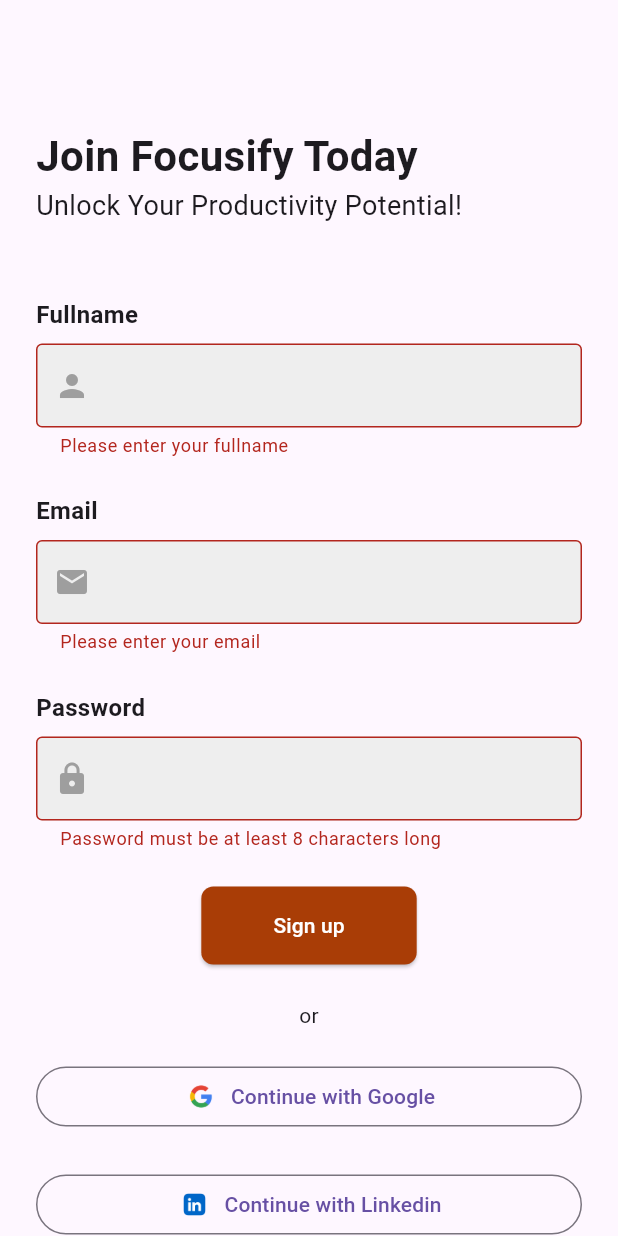
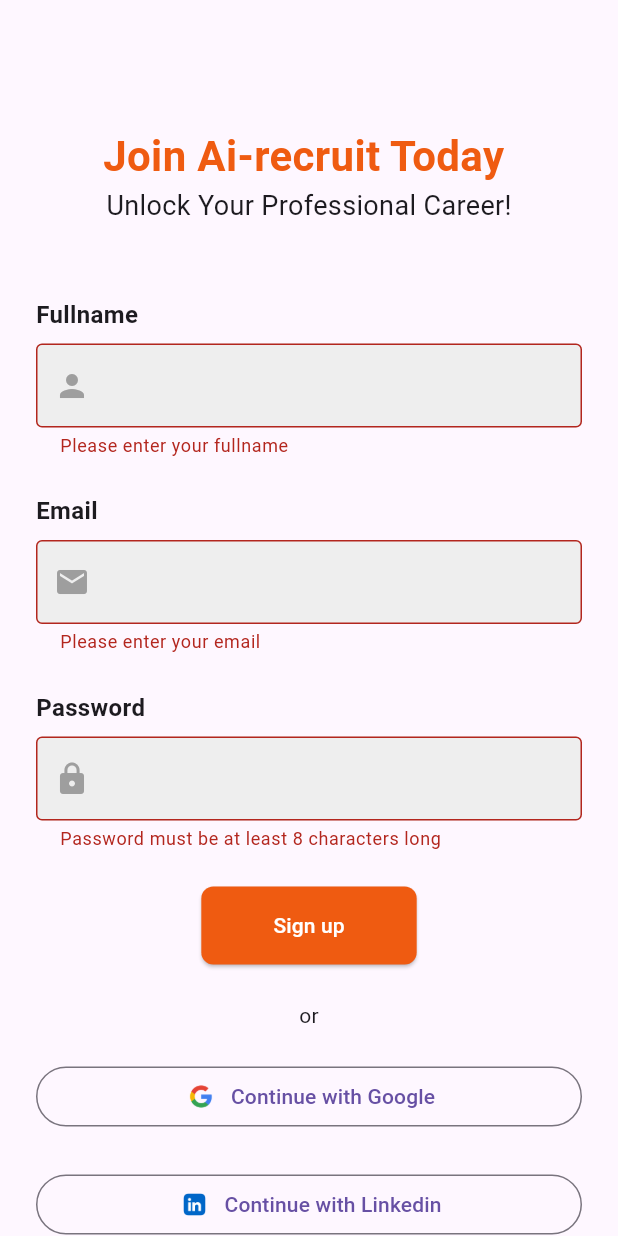
Before and after one commit to aiRecruit-Mvp/aiRecruit-Application, a Flutter app: the screen it shows after launch, after a tap on "Sign up", on a phone screen of 412 x 824 dp. Run offline on Flutter 3.47's test engine with Material 3 defaults, Android fonts, the phone set to English and light mode, and no system bars; our stand-ins replace get; accounts and stored records are empty.

Commit message:
validate adress email

```diff
--- a/lib/screens/signup_screen.dart
+++ b/lib/screens/signup_screen.dart
@@ -38,14 +38,21 @@ class _SignUpState extends State<SignUp> {
             crossAxisAlignment: CrossAxisAlignment.start,
             children: [
               SizedBox(height: 60),
-              Text(
-                'Join Focusify Today ',
-                style: TextStyle(fontSize: 28, fontWeight: FontWeight.bold),
-              ),
-              Text(
-                'Unlock Your Productivity Potential!',
-                style: TextStyle(fontSize: 18, fontWeight: FontWeight.normal),
-              ),
+             Center(
+              child: Column(
+                mainAxisAlignment: MainAxisAlignment.center,
+                children: <Widget>[
+                Text(
+                'Join Ai-recruit Today ',
+                 style: TextStyle(fontSize: 28, fontWeight: FontWeight.bold, color: GlobalColors.primaryColor),
+                ),
+                Text(
+                 'Unlock Your Professional Career!',
+                  style: TextStyle(fontSize: 18, fontWeight: FontWeight.normal),
+                 ),
+                 ],
+                ),
+               ),
               SizedBox(height: 48),
               Form(
                 key: _formKey,
@@ -55,6 +62,7 @@ class _SignUpState extends State<SignUp> {
                      Text(
                       'Fullname',
                       style: TextStyle(fontSize: 16, fontWeight: FontWeight.bold),
+
                     ),
                     SizedBox(height: 8),
                     TextFormField(
@@ -89,6 +97,10 @@ class _SignUpState extends State<SignUp> {
                       validator: (value) {
                         if (value!.isEmpty) {
                           return 'Please enter your email';
+                        }
+                        // Check if the entered email is valid using a regular expression
+                        if (!RegExp(r'^[\w-\.]+@([\w-]+\.)+[\w-]{2,4}$').hasMatch(value)) {
+                          return 'Please enter a valid email address';
                         }
                         return null;
                       },
--- a/lib/utils/globalColors.dart
+++ b/lib/utils/globalColors.dart
@@ -2,5 +2,5 @@ import 'package:flutter/material.dart';
 
 class GlobalColors {
   //primarycolor of airecuite
-  static Color primaryColor  = Color.fromARGB(255, 169, 61, 6);
+  static Color primaryColor  =Color.fromARGB(255, 239, 91, 17);
 }
```
